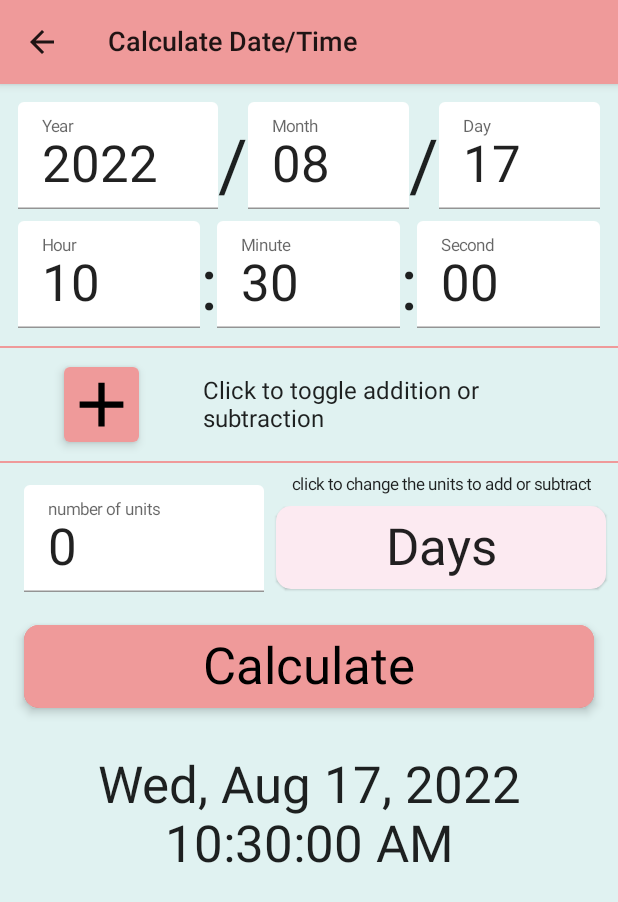
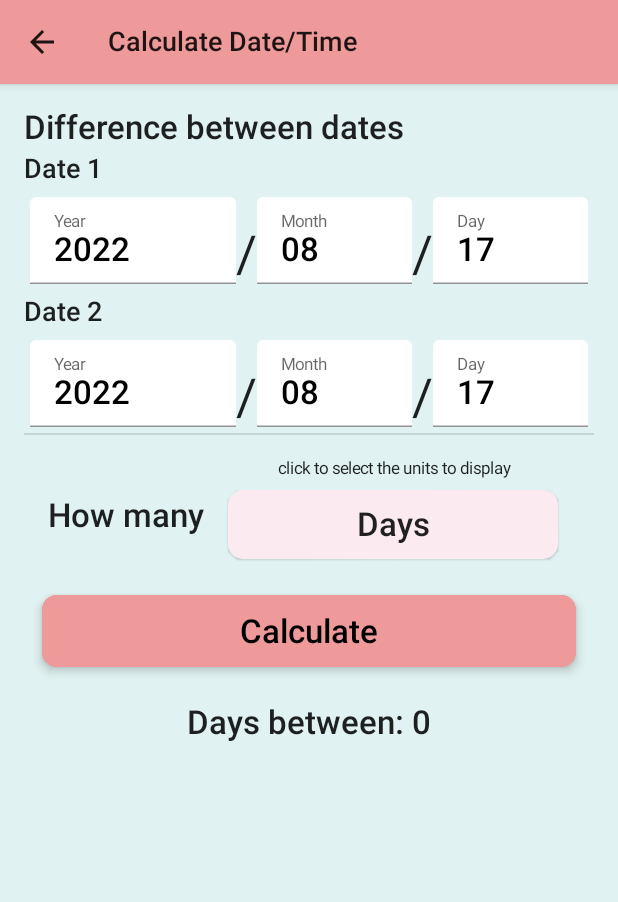
Before and after one commit to kunimitsova/DateTimeCalculator, an Android app built with Jetpack Compose: the screen it shows after launch (MainActivity), after a tap on "Calculate", on a phone screen of 412 x 824 dp. Shown: the top 902 px of the screen. Run offline under Robolectric (Android 15) with nearby library versions, the phone set to English and light mode, and no system bars.

Commit message:
add date difference screen
add date difference screen and edit/update functions in the
viewmodels and in the utils. ensure each button is at least
48x48 of touchable space. The calcs all use DateTime even
tho the DateDiff screen isn't ready to do it that way.

```diff
--- a/app/src/main/java/kunimitsova/valbee/datetimecalculator/ui/components/AddOrSubtractThis.kt
+++ b/app/src/main/java/kunimitsova/valbee/datetimecalculator/ui/components/AddOrSubtractThis.kt
@@ -35,7 +35,7 @@ fun AddOrSubtractThis(numToAdd: String, onNumChange: (String) -> Unit ,
         )
 //        Spacer(modifier = Modifier.width(8.dp))
         Column(horizontalAlignment = Alignment.CenterHorizontally) {
-            LittleText(text = stringResource(id = R.string.what_is_this))
+            LittleText(text = stringResource(id = R.string.add_or_subtract_units))
             UnitsSpinner(
                 selectedUnit = selectedUnit,
                 expanded = expanded,
--- a/app/src/main/java/kunimitsova/valbee/datetimecalculator/ui/components/Buttons.kt
+++ b/app/src/main/java/kunimitsova/valbee/datetimecalculator/ui/components/Buttons.kt
@@ -76,7 +76,7 @@ fun CalculateButton(modifier: Modifier = Modifier,onCalculate: () -> Unit) {
 // the modifier param is for the Button not the row.
     Row(modifier = Modifier
         .fillMaxWidth(1f)
-        .padding(horizontal = 16.dp)
+        .padding(horizontal = 12.dp)
     ) {
         Surface(color = MaterialTheme.colors.primary,
             shape = MaterialTheme.shapes.large,
@@ -84,7 +84,7 @@ fun CalculateButton(modifier: Modifier = Modifier,onCalculate: () -> Unit) {
         ) {
             Button(
                 onClick = onCalculate,
-                modifier = modifier
+                modifier = modifier.defaultMinSize(minHeight = 48.dp)
             ) {
                 ButtonText(text = stringResource(id = R.string.calculate))
             }
--- a/app/src/main/java/kunimitsova/valbee/datetimecalculator/ui/components/DateItemsInput.kt
+++ b/app/src/main/java/kunimitsova/valbee/datetimecalculator/ui/components/DateItemsInput.kt
@@ -34,19 +34,19 @@ fun DateItemsInput(
         EntryText(
             text = startYear, label = stringResource(id = R.string.year),
             onChanged = onYrChange ,
-            modifier = modifier.weight(1f)
+            modifier = modifier.weight(0.8f)
         )
         DateDivider()
         EntryText(
             text = startMonth, label = stringResource(id = R.string.month),
             onChanged = onMonthChange,
-            modifier = modifier.weight(0.8f)
+            modifier = modifier.weight(0.6f)
         )
         DateDivider()
         EntryText(
             text = startDay, label = stringResource(id = R.string.day),
             onChanged = onDayChange,
-            modifier = modifier.weight(0.8f)
+            modifier = modifier.weight(0.6f)
         )
     }
 }
--- /dev/null
+++ b/app/src/main/java/kunimitsova/valbee/datetimecalculator/ui/components/OutputDifference.kt
@@ -0,0 +1,29 @@
+package kunimitsova.valbee.datetimecalculator.ui.components
+
+import androidx.compose.foundation.layout.Column
+import androidx.compose.foundation.layout.fillMaxWidth
+import androidx.compose.material.Text
+import androidx.compose.runtime.Composable
+import androidx.compose.ui.Alignment
+import androidx.compose.ui.Modifier
+import androidx.compose.ui.res.stringResource
+import androidx.compose.ui.tooling.preview.Preview
+import kunimitsova.valbee.datetimecalculator.R
+import kunimitsova.valbee.datetimecalculator.utils.DateTimeUnits
+
+@Composable
+fun OutputDiff(num: Long, units: DateTimeUnits) {
+    val unitText = stringResource(id = units.friendlyNameID)
+    val diffText = stringResource(id = R.string.output_difference, unitText, num)
+    Column(horizontalAlignment = Alignment.CenterHorizontally,
+        modifier = Modifier.fillMaxWidth(1f)
+    ) {
+        BigText(text = diffText)
+    }
+}
+
+@Preview
+@Composable
+fun outputPreview() {
+    OutputDiff(num = 4L, units = DateTimeUnits.MONTH)
+}
--- a/app/src/main/java/kunimitsova/valbee/datetimecalculator/ui/components/UnitsSpinner.kt
+++ b/app/src/main/java/kunimitsova/valbee/datetimecalculator/ui/components/UnitsSpinner.kt
@@ -42,7 +42,7 @@ fun UnitsSpinner(
             horizontalArrangement = Arrangement.Center,
             verticalAlignment = Alignment.CenterVertically,
             modifier = Modifier
-                .padding(8.dp)
+                .padding(10.dp)
                 .clickable(onClick =  onBoxClick)
                 .animateContentSize(
                     animationSpec = spring(
--- a/app/src/main/java/kunimitsova/valbee/datetimecalculator/ui/components/reusables.kt
+++ b/app/src/main/java/kunimitsova/valbee/datetimecalculator/ui/components/reusables.kt
@@ -8,6 +8,7 @@ import androidx.compose.foundation.text.KeyboardActionScope
 import androidx.compose.foundation.text.KeyboardActions
 import androidx.compose.foundation.text.KeyboardOptions
 import androidx.compose.material.*
+import androidx.compose.material.MaterialTheme.colors
 import androidx.compose.runtime.*
 import androidx.compose.ui.Alignment
 import androidx.compose.ui.ExperimentalComposeUiApi
@@ -21,6 +22,7 @@ import androidx.compose.ui.text.input.KeyboardType
 import androidx.compose.ui.text.style.TextAlign
 import androidx.compose.ui.tooling.preview.Preview
 import androidx.compose.ui.unit.dp
+import com.google.android.material.theme.overlay.MaterialThemeOverlay
 import kunimitsova.valbee.datetimecalculator.BuildConfig
 import kunimitsova.valbee.datetimecalculator.ui.theme.DateTimeCalculatorTheme
 import java.sql.Types
@@ -51,10 +53,9 @@ fun EntryText(
     TextField(
         value = text,
         singleLine = true,
-        colors = TextFieldDefaults
-            .textFieldColors(backgroundColor = MaterialTheme.colors.background),
+        colors = DtcTextFieldColors(),
         onValueChange = onChanged,
-        textStyle = MaterialTheme.typography.h4,
+        textStyle = MaterialTheme.typography.h5,
         keyboardOptions = KeyboardOptions(
             imeAction = ImeAction.Done,
             keyboardType = KeyboardType.Number
@@ -71,7 +72,7 @@ fun EntryText(
 fun BigText(text: String, modifier: Modifier = Modifier){
     Text(
         text = text,
-        style = MaterialTheme.typography.h4,
+        style = MaterialTheme.typography.h5,
         modifier = modifier
     )
 }
@@ -104,7 +105,7 @@ fun ButtonText(
     Text(
         text = text,
         textAlign = TextAlign.Center,
-        style = MaterialTheme.typography.h4,
+        style = MaterialTheme.typography.h5,
         modifier = modifier
     )
 }
@@ -112,7 +113,7 @@ fun ButtonText(
 @Composable
 fun DateDivider(modifier: Modifier = Modifier){
     Text(text = "/",
-        style = MaterialTheme.typography.h3,
+        style = MaterialTheme.typography.h4,
         modifier = modifier.wrapContentWidth(Alignment.CenterHorizontally)
     )
 }
@@ -120,7 +121,7 @@ fun DateDivider(modifier: Modifier = Modifier){
 @Composable
 fun TimeDivider(modifier: Modifier = Modifier){
     Text(text = ":",
-        style = MaterialTheme.typography.h3,
+        style = MaterialTheme.typography.h4,
         modifier = modifier.wrapContentWidth(Alignment.CenterHorizontally)
     )
 }
@@ -128,7 +129,7 @@ fun TimeDivider(modifier: Modifier = Modifier){
 @Composable
 fun DotDivider(modifier: Modifier = Modifier){
     Text(text = ".",
-        style = MaterialTheme.typography.h3,
+        style = MaterialTheme.typography.h4,
         modifier = modifier.wrapContentWidth(Alignment.CenterHorizontally)
     )
 }
@@ -151,6 +152,21 @@ fun HeaderText(
     )
 }
 
+@Composable
+fun DtcTextFieldColors(
+    textColor: Color = MaterialTheme.colors.onBackground,
+    backgroundColor: Color = MaterialTheme.colors.background,
+    cursorColor: Color = MaterialTheme.colors.onSurface,
+    focusedIndicatorColor: Color = MaterialTheme.colors.primary,
+    focusedLabelColor: Color = MaterialTheme.colors.secondaryVariant
+) = TextFieldDefaults.textFieldColors(
+    textColor = textColor,
+    backgroundColor = backgroundColor,
+    cursorColor = cursorColor,
+    focusedIndicatorColor = focusedIndicatorColor,
+    focusedLabelColor = focusedLabelColor
+)
+
 @Preview
 @Composable
 fun reusablesPreview() {
--- /dev/null
+++ b/app/src/main/java/kunimitsova/valbee/datetimecalculator/ui/screens/DateDifferenceScreen.kt
@@ -0,0 +1,108 @@
+package kunimitsova.valbee.datetimecalculator.ui.screens
+
+import androidx.compose.foundation.background
+import androidx.compose.foundation.gestures.detectTapGestures
+import androidx.compose.foundation.layout.*
+import androidx.compose.material.Divider
+import androidx.compose.material.MaterialTheme
+import androidx.compose.runtime.*
+import androidx.compose.ui.Alignment
+import androidx.compose.ui.Modifier
+import androidx.compose.ui.input.pointer.pointerInput
+import androidx.compose.ui.platform.LocalFocusManager
+import androidx.compose.ui.res.stringResource
+import androidx.compose.ui.tooling.preview.Preview
+import androidx.compose.ui.unit.dp
+import androidx.lifecycle.viewmodel.compose.viewModel
+import kunimitsova.valbee.datetimecalculator.R
+import kunimitsova.valbee.datetimecalculator.ui.components.*
+import kunimitsova.valbee.datetimecalculator.utils.DateTimeUnits
+import kunimitsova.valbee.datetimecalculator.utils.calculateDifference
+import kunimitsova.valbee.datetimecalculator.viewmodels.DateDifferenceScreenViewModel
+
+@Composable
+fun DateDifferenceScreen(modifier: Modifier = Modifier,
+    dateDiffViewModel: DateDifferenceScreenViewModel = viewModel()
+) {
+    val localFocusManager = LocalFocusManager.current
+
+    var expandedAst by remember { mutableStateOf(false) }
+    val onExpandClick = { expandedAst = !expandedAst }
+    val onDismissMenu = { expandedAst = false }
+    val onClickSpinner = { it: DateTimeUnits ->
+        dateDiffViewModel.updateSelectedUnit(it)
+        expandedAst = false
+    }
+    val onCalculate = {
+        localFocusManager.clearFocus()
+        dateDiffViewModel.updateTwoDates()
+        dateDiffViewModel.updateAnswer(dateDiffViewModel.getNewAnswer())
+    }
+
+    Column(modifier = modifier
+        .fillMaxHeight(1f)
+        .background(color = MaterialTheme.colors.secondary)
+        .pointerInput(Unit) {
+            detectTapGestures(onTap = {
+                localFocusManager.clearFocus()
+            })
+        }
+        .padding(16.dp)
+    ) {
+        Row() {
+            BigText(text = stringResource(id = R.string.date_difference))
+        }
+        Row (modifier = Modifier.padding(vertical = 4.dp)) {
+            HeaderText(text = "Date 1")
+        }
+        DateItemsInput(
+            startYear = dateDiffViewModel.year1.value,
+            startMonth = dateDiffViewModel.month1.value,
+            startDay = dateDiffViewModel.day1.value,
+            onYrChange = { dateDiffViewModel.updateYear1(it) },
+            onMonthChange = { dateDiffViewModel.updateMonth1(it) },
+            onDayChange = { dateDiffViewModel.updateDay1(it) }
+        )
+
+        Row (modifier = Modifier.padding(vertical = 4.dp)) {
+            HeaderText(text = "Date 2")
+        }
+        DateItemsInput(
+            startYear = dateDiffViewModel.year2.value,
+            startMonth = dateDiffViewModel.month2.value,
+            startDay = dateDiffViewModel.day2.value,
+            onYrChange = { dateDiffViewModel.updateYear2(it) },
+            onMonthChange = { dateDiffViewModel.updateMonth2(it) },
+            onDayChange = { dateDiffViewModel.updateDay2(it) }
+        )
+        Divider()
+        Row(verticalAlignment = Alignment.CenterVertically,
+            modifier = Modifier
+                .padding(16.dp)
+                .fillMaxWidth(1f)
+        ) {
+            BigText(text = stringResource(id = R.string.how_many),
+                modifier = Modifier.weight(1f)
+            )
+            Column(horizontalAlignment = Alignment.CenterHorizontally) {
+                LittleText(text = stringResource(id = R.string.difference_units))
+                UnitsSpinner(
+                    selectedUnit = dateDiffViewModel.selectedUnit.value,
+                    expanded = expandedAst,
+                    onBoxClick = onExpandClick,
+                    onDismissMenu = onDismissMenu,
+                    onClickUnits = onClickSpinner
+                )
+            }
+        }
+        CalculateButton(modifier = Modifier.fillMaxWidth(1f), onCalculate = onCalculate)
+        Spacer(modifier = Modifier.height(24.dp))
+        OutputDiff(dateDiffViewModel.answer.value, dateDiffViewModel.selectedUnit.value)
+    }
+}
+
+@Preview
+@Composable
+fun diPreview() {
+    DateDifferenceScreen()
+}
--- a/app/src/main/java/kunimitsova/valbee/datetimecalculator/ui/screens/DateTimeAddSubScreen.kt
+++ b/app/src/main/java/kunimitsova/valbee/datetimecalculator/ui/screens/DateTimeAddSubScreen.kt
@@ -39,7 +39,7 @@ fun DateTimeScreen(modifier: Modifier = Modifier, vM: DateTimeAddSubViewModel =
     val onPlusMinus = { addDate: Boolean -> vM.updatePlusMinus(addDate) }
     val onCalculate = {
         localFocusManager.clearFocus()
-        vM.updateDateTimeFields(vM.getDateTimeLocal())
+        vM.updateDateTimeFields(vM.formatAsDateTime())
         vM.updateEndDateTime(vM.calculatedDate())
     }
 
--- a/app/src/main/java/kunimitsova/valbee/datetimecalculator/ui/screens/MainScreen.kt
+++ b/app/src/main/java/kunimitsova/valbee/datetimecalculator/ui/screens/MainScreen.kt
@@ -28,8 +28,9 @@ fun DateTimeMainScreen(modifier: Modifier = Modifier) {
             }
         ) },
          content = { innerPadding ->
+             DateDifferenceScreen(modifier = Modifier.padding(innerPadding))
             // HelpScreen( modifier = Modifier.padding(innerPadding))
-            DateTimeScreen(modifier = Modifier.padding(innerPadding).fillMaxSize(1f))
+//            DateTimeScreen(modifier = Modifier.padding(innerPadding).fillMaxSize(1f))
         }
         )
     }
--- a/app/src/main/java/kunimitsova/valbee/datetimecalculator/ui/theme/Theme.kt
+++ b/app/src/main/java/kunimitsova/valbee/datetimecalculator/ui/theme/Theme.kt
@@ -25,7 +25,7 @@ private val LightColorPalette = lightColors(
     onBackground = Color.Black,
     onPrimary = Color.Black,
     onSecondary = Color.Black,
-    secondaryVariant = Red200_light
+    secondaryVariant = DeepOrange200_dark
 
     /* Other default colors to override
     background = Color.White,
--- a/app/src/main/java/kunimitsova/valbee/datetimecalculator/utils/DtcUtils.kt
+++ b/app/src/main/java/kunimitsova/valbee/datetimecalculator/utils/DtcUtils.kt
@@ -1,6 +1,8 @@
 package kunimitsova.valbee.datetimecalculator.utils
 
 import android.annotation.SuppressLint
+import android.os.Build
+import androidx.annotation.RequiresApi
 import androidx.compose.foundation.layout.padding
 import androidx.compose.material.OutlinedTextField
 import androidx.compose.material.Text
@@ -23,6 +25,7 @@ import java.time.LocalDate
 import java.time.LocalDateTime
 import java.time.LocalTime
 import java.time.format.DateTimeFormatter
+import java.time.temporal.ChronoUnit
 import java.util.*
 
 /**
@@ -206,6 +209,19 @@ fun formatLocalTime(hour: String, minute: String, second: String, millis: String
 }
 
 @SuppressLint("NewApi")
+fun getDateTimeLocal(year: String, month: String, day: String, hour: String,
+                     min: String, sec: String, milli: String
+): LocalDateTime {
+    var dateStr = validateDate(year, month, day)
+    var timeStr = formatLocalTime(
+        hour, min, sec, milli
+    )
+    var dateTimeStr = dateStr + "T" + timeStr
+
+    return LocalDateTime.parse(dateTimeStr)
+}
+
+@SuppressLint("NewApi")
 fun getNumAndUnits( numToAdd: String?, units: DateTimeUnits) : Pair<Long, DateTimeUnits>  {
     var setupNum = if(numToAdd.isNullOrBlank()) 0f else numToAdd.toFloat()
     var setupUnits = units
@@ -228,3 +244,11 @@ fun calculateMinus(startDate: LocalDateTime,
                    units: DateTimeUnits): LocalDateTime {
     return startDate.minus(numToSubtract, units.unit)
 }
+
+
+@SuppressLint("NewApi")
+fun calculateDifference(date1: LocalDateTime, date2: LocalDateTime, units: DateTimeUnits): Long {
+    val chronoUnits: ChronoUnit = units.unit
+    val diff = chronoUnits.between(date1 , date2)
+    return diff
+}
--- /dev/null
+++ b/app/src/main/java/kunimitsova/valbee/datetimecalculator/viewmodels/DateDifferenceScreenViewModel.kt
@@ -0,0 +1,109 @@
+package kunimitsova.valbee.datetimecalculator.viewmodels
+
+import android.annotation.SuppressLint
+import android.os.Build
+import androidx.annotation.RequiresApi
+import androidx.compose.runtime.State
+import androidx.compose.runtime.mutableStateOf
+import androidx.lifecycle.ViewModel
+import kunimitsova.valbee.datetimecalculator.utils.*
+import java.time.LocalDate
+import java.time.LocalDateTime
+import java.util.Calendar
+
+/**
+ * Eventually the time elements will be included but for now it's just dates.
+ */
+
+class DateDifferenceScreenViewModel: ViewModel() {
+    private val calendar = Calendar.getInstance()
+    private val _year1 = mutableStateOf(calendar[Calendar.YEAR].toString())
+    val year1: State<String> = _year1
+    fun updateYear1(year: String) {
+        _year1.value = year
+    }
+
+    private val _year2 = mutableStateOf(year1.value)
+    val year2: State<String> = _year2
+    fun updateYear2(year: String) {
+        _year2.value = year
+    }
+// add plus 1 because Calendar.MONTH is in 0..11 range.
+    private val _month1 = mutableStateOf((calendar[Calendar.MONTH] + 1).toString())
+    val month1: State<String> = _month1
+    fun updateMonth1(month: String) {
+        _month1.value = month
+    }
+
+    private val _month2 = mutableStateOf(month1.value)
+    val month2: State<String> = _month2
+    fun updateMonth2(month: String) {
+        _month2.value = month
+    }
+
+    private val _day1 = mutableStateOf(calendar[Calendar.DAY_OF_MONTH].toString())
+    val day1: State<String> = _day1
+    fun updateDay1(day: String) {
+        _day1.value = day
+    }
+
+    private val _day2 = mutableStateOf(day1.value)
+    val day2: State<String> = _day2
+    fun updateDay2(day: String) {
+        _day2.value = day
+    }
+
+    private val _selectedUnit = mutableStateOf(DateTimeUnits.DAY)
+    val selectedUnit: State<DateTimeUnits> = _selectedUnit
+    fun updateSelectedUnit(dtuUnit: DateTimeUnits) {
+        _selectedUnit.value = dtuUnit
+    }
+
+    private val _answer = mutableStateOf(0L)
+    val answer: State<Long> = _answer
+    fun updateAnswer(numL: Long) {
+        _answer.value = numL
+    }
+
+
+    fun getNewAnswer(): Long {
+        return calculateDifference(getTwoDates().first, getTwoDates().second, selectedUnit.value)
+    }
+// eventually it will be DateTime but right now just fake the time with 00:00
+    @SuppressLint("NewApi")
+    fun getTwoDates(): Pair<LocalDateTime, LocalDateTime> {
+        val date1 = validateDate(year1.value, month1.value, day1.value)
+        val date2 = validateDate(year2.value, month2.value, day2.value)
+        var datestr = date1 + "T00:00"
+        val dateTime1 = LocalDateTime.parse(datestr)
+        datestr = date2 + "T00:00"
+        val dateTime2 = LocalDateTime.parse(datestr)
+        return Pair(dateTime1, dateTime2)
+    }
+
+    @SuppressLint("NewApi")
+    fun updateTwoDates() {
+        val date1 = getTwoDates().first
+        val date2 = getTwoDates().second
+        updateYear1(getYearStr(date1.year.toString()))
+        updateMonth1(getMonthString(date1.monthValue.toString()))
+        // if the date is 01 then the internal day may have been changed by validateDate
+        // so make sure the UI is updated with the assumed value
+        val strDay1 = if (date1.dayOfMonth == 1) "01" else
+            getDayString(date1.dayOfMonth.toString())
+        updateDay1(strDay1)
+        updateYear2(getYearStr(date2.year.toString()))
+        updateMonth2(getMonthString(date2.monthValue.toString()))
+        val strDay2 = if(date2.dayOfMonth == 1) "01" else
+            getDayString(date2.dayOfMonth.toString())
+        updateDay2(strDay2)
+//        updateStartHour(getHourString(ldtDate.hour.toString()))
+//        updateStartMin(getMinString(ldtDate.minute.toString()))
+//        updateStartSec(getSecString(ldtDate.second.toString()))
+//        // there would be 9 nanos digits for there to be 3 millis digits, the GetMilliString is
+//        // designed to take the top 3 because that's how it is right now. Millis are not really
+//        // implemented but here they are so .
+//        val strNano = leadingZero(ldtDate.nano.toString(), 9)
+//        updateStartMilli(getMilliString(strNano))
+    }
+}
--- a/app/src/main/java/kunimitsova/valbee/datetimecalculator/viewmodels/DateTimeAddSubViewModel.kt
+++ b/app/src/main/java/kunimitsova/valbee/datetimecalculator/viewmodels/DateTimeAddSubViewModel.kt
@@ -83,16 +83,10 @@ class DateTimeAddSubViewModel: ViewModel() {
         _selectedUnit.value = dtuUnit
     }
 
-    @SuppressLint("NewApi")
-    fun getDateTimeLocal(): LocalDateTime {
-        var dateStr = validateDate(startYear.value, startMonth.value, startDay.value)
-        var timeStr = formatLocalTime(
-            startHour.value, startMin.value,
-            startSec.value, startMilli.value
+    fun formatAsDateTime(): LocalDateTime {
+        return getDateTimeLocal(startYear.value, startMonth.value, startDay.value,
+            startHour.value, startMin.value, startSec.value, startMilli.value
         )
-        var dateTimeStr = dateStr + "T" + timeStr
-
-        return LocalDateTime.parse(dateTimeStr)
     }
 
     @SuppressLint("NewApi")
@@ -114,15 +108,15 @@ class DateTimeAddSubViewModel: ViewModel() {
         updateStartMilli(getMilliString(strNano))
         updateNumToAdd(validFloat(numToAdd.value))
     }
-    var startLocalDateTime = getDateTimeLocal()
+    var startLocalDateTime = formatAsDateTime()
 
     fun calculatedDate(): LocalDateTime {
         val numAndUnits = getNumAndUnits(numToAdd.value, selectedUnit.value)
         // plusMInus = TRUE for addition, FALSE for subtraction.
         if (plusMinus.value) {
-            return calculatePlus(getDateTimeLocal(), numAndUnits.first, numAndUnits.second)
+            return calculatePlus(formatAsDateTime(), numAndUnits.first, numAndUnits.second)
         } else {
-            return calculateMinus(getDateTimeLocal(), numAndUnits.first, numAndUnits.second)
+            return calculateMinus(formatAsDateTime(), numAndUnits.first, numAndUnits.second)
         }
     }
 
@@ -131,7 +125,4 @@ class DateTimeAddSubViewModel: ViewModel() {
     fun updateEndDateTime(ldtFinal: LocalDateTime) {
         _endDateTime.value = ldtFinal
     }
-
-
-
 }
--- a/app/src/main/res/values/strings.xml
+++ b/app/src/main/res/values/strings.xml
@@ -19,6 +19,10 @@
     <string name="minute">Minute</string>
     <string name="second">Second</string>
     <string name="numToCalculate">number of units</string>
-    <string name="what_is_this">click to change the units to add or subtract</string>
+    <string name="add_or_subtract_units">click to change the units to add or subtract</string>
+    <string name="difference_units">click to select the units to display</string>
     <string name="help">How To Use</string>
+    <string name="date_difference">Difference between dates</string>
+    <string name="how_many">How many</string>
+    <string name="output_difference">%1$s between: %2$d</string>
 </resources>
```
Also changed, not shown: 1 other file.
